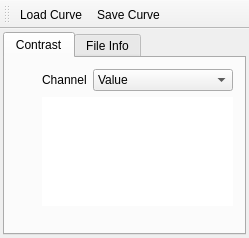
jonasstein/clip, file ui/imagetoolbox.ui: the form before one commit.
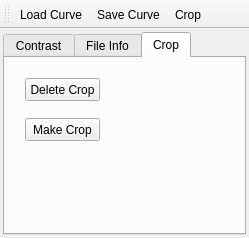
The form after the commit. Icons and pictures are not drawn. Custom widgets are drawn as their Qt base class.

```diff
--- a/ui/imagetoolbox.ui
+++ b/ui/imagetoolbox.ui
@@ -21,10 +21,10 @@
     <property name="spacing">
      <number>3</number>
     </property>
-    <item row="2" column="1">
+    <item row="0" column="0">
      <widget class="QTabWidget" name="tabWidget">
       <property name="currentIndex">
-       <number>0</number>
+       <number>2</number>
       </property>
       <widget class="QWidget" name="contrastTab">
        <attribute name="title">
@@ -164,6 +164,37 @@
         <string>File Info</string>
        </attribute>
       </widget>
+      <widget class="QWidget" name="tab">
+       <attribute name="title">
+        <string>Crop</string>
+       </attribute>
+       <widget class="QPushButton" name="pushButton">
+        <property name="geometry">
+         <rect>
+          <x>20</x>
+          <y>20</y>
+          <width>75</width>
+          <height>23</height>
+         </rect>
+        </property>
+        <property name="text">
+         <string>Delete Crop</string>
+        </property>
+       </widget>
+       <widget class="QPushButton" name="doCrop">
+        <property name="geometry">
+         <rect>
+          <x>20</x>
+          <y>60</y>
+          <width>75</width>
+          <height>23</height>
+         </rect>
+        </property>
+        <property name="text">
+         <string>Make Crop</string>
+        </property>
+       </widget>
+      </widget>
      </widget>
     </item>
    </layout>
@@ -180,6 +211,7 @@
    </attribute>
    <addaction name="actionLoad_Curve"/>
    <addaction name="actionSave_Curve"/>
+   <addaction name="actionCrop"/>
   </widget>
   <action name="actionLoad_Curve">
    <property name="icon">
@@ -199,6 +231,15 @@
     <string>Save Curve</string>
    </property>
   </action>
+  <action name="actionCrop">
+   <property name="icon">
+    <iconset resource="../icons/icons.qrc">
+     <normaloff>:/cut.png</normaloff>:/cut.png</iconset>
+   </property>
+   <property name="text">
+    <string>Crop</string>
+   </property>
+  </action>
  </widget>
  <layoutdefault spacing="6" margin="11"/>
  <customwidgets>
```
